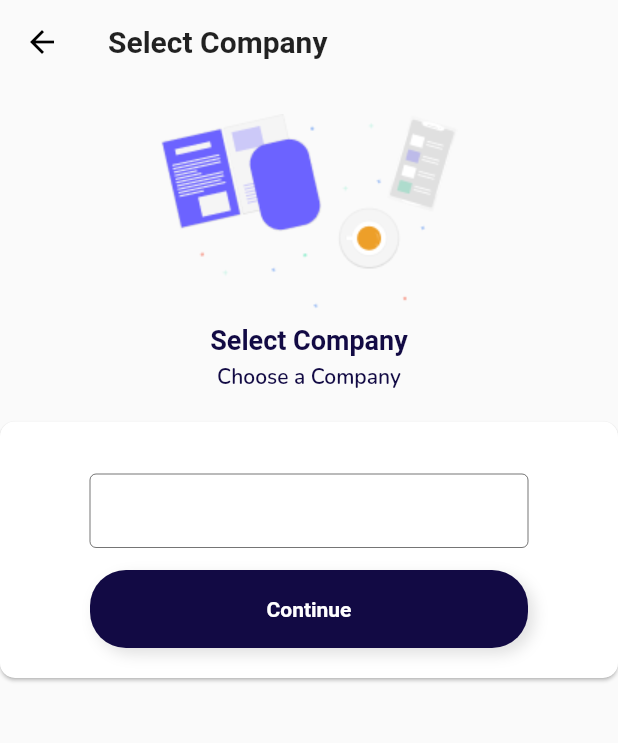
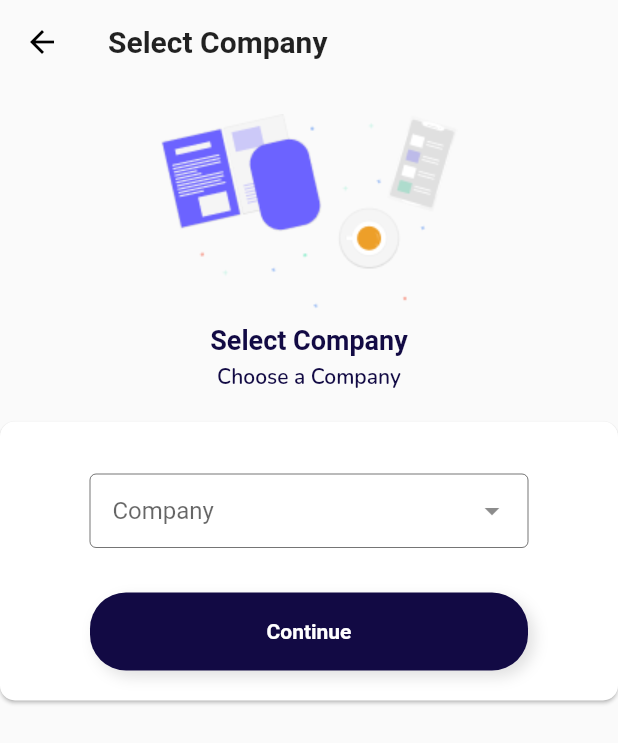
Before and after one commit to Ibuku/NewSFS2, a Flutter app: the SelectCompany screen opened directly, on a phone screen of 412 x 824 dp. Shown: the top 743 px of the screen. Run offline on Flutter 3.47's test engine with Material 2 defaults, Android fonts, the phone set to English and light mode, and no system bars; our stand-ins replace get_it, google_fonts, provider_architecture; Roboto replaces fonts that are missing (Maven Pro).

Commit message:
Fix UI issues

```diff
--- a/lib/ui/shared/ui_helpers.dart
+++ b/lib/ui/shared/ui_helpers.dart
@@ -9,6 +9,7 @@ const Widget verticalSpaceSmall = SizedBox(height: 10.0);
 const Widget verticalSpace15 = SizedBox(height: 15.0);
 const Widget verticalSpace20 = SizedBox(height: 20.0);
 const Widget verticalSpaceMedium = SizedBox(height: 25.0);
+const Widget verticalSpace30 = SizedBox(height: 30.0);
 const Widget verticalSpaceLarge = SizedBox(height: 50.0);
 const Widget verticalSpaceMassive = SizedBox(height: 120.0);
 
--- a/lib/ui/views/auth/signup/select_company.dart
+++ b/lib/ui/views/auth/signup/select_company.dart
@@ -67,7 +67,7 @@ class SelectCompany extends StatelessWidget {
                     children: <Widget>[
                       verticalSpaceMedium,
                       CustomTextField(
-                        hintText: "Purpose of Giving",
+                        hintText: "Company",
                         // textController: _pogController,
                         validator: (value) {
                           if (value == null || value == "") {
@@ -81,7 +81,7 @@ class SelectCompany extends StatelessWidget {
                         readOnly: true,
                         suffixIcon: Icon(
                           Icons.arrow_drop_down,
-                          color: Colors.white,
+                          // color: Colors.white,
                         ),
                         onTap: () {
                           Navigator.push(
@@ -107,7 +107,7 @@ class SelectCompany extends StatelessWidget {
                           });
                         },
                       ),
-                      verticalSpace15,
+                      verticalSpace30,
                       BusyButton(
                         title: "Continue",
                         onPressed: () {},
--- a/lib/ui/widgets/custom_text_field.dart
+++ b/lib/ui/widgets/custom_text_field.dart
@@ -61,7 +61,7 @@ class CustomTextField extends StatelessWidget {
         ),
         filled: true,
         hintStyle: TextStyle(
-          color: Colors.white,
+          // color: Colors.white,
         ),
         hintText: hintText,
         fillColor: Colors.white30,
```
Also changed, not shown: lib/ui/widgets/full_screen_picker.dart (+22 -13 lines).
